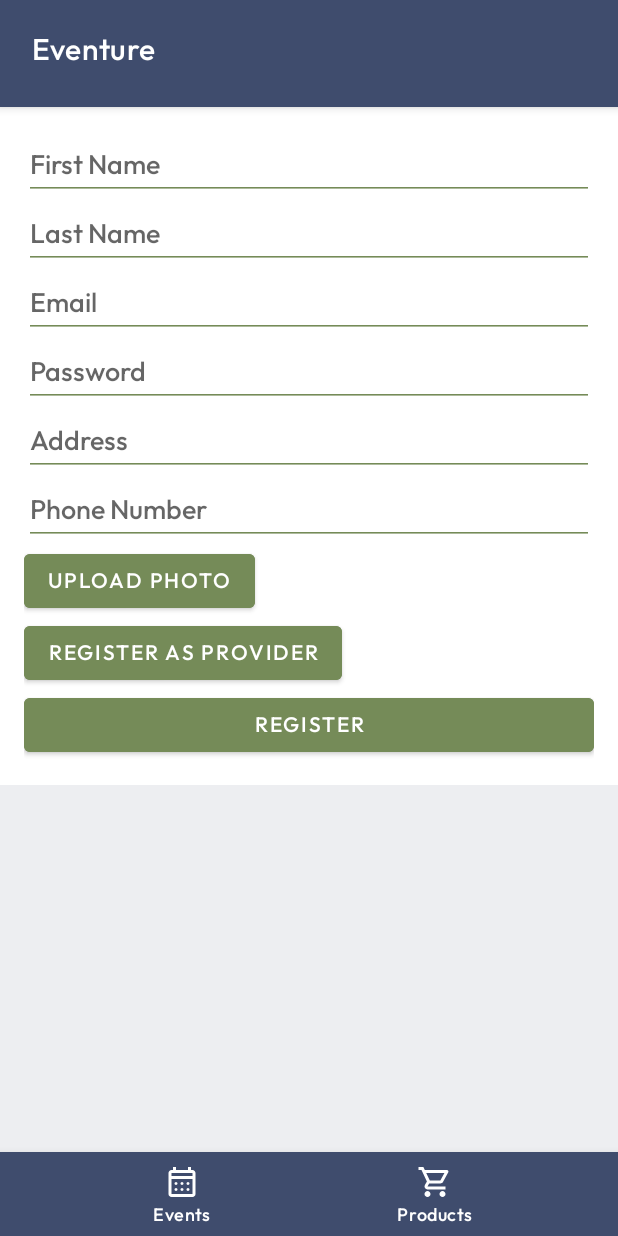
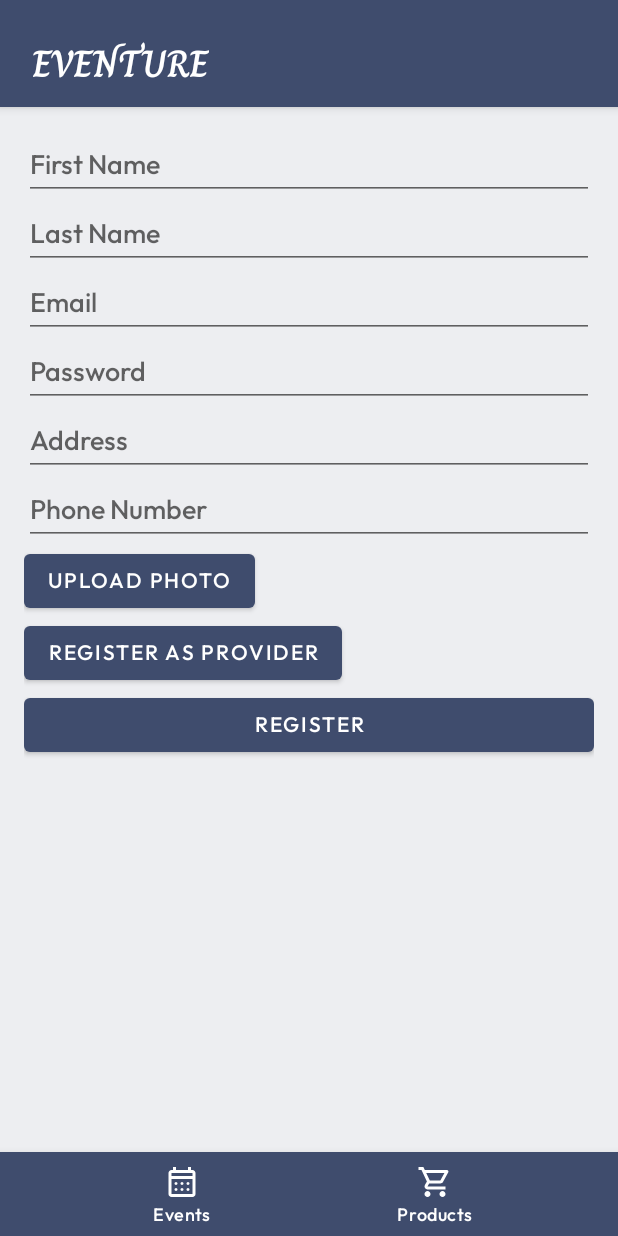
Before and after one commit to kzi-nastava/ma-project-event-planner-siit-2024-team-6, an Android app: the ProfileActivity screen opened directly, with no data from a screen before it, after a tap on "REGISTER", on a phone screen of 412 x 824 dp. Run offline under Robolectric (Android 15) with nearby library versions, the phone set to English and light mode, and no system bars.

Commit message:
[UPDATE] Design

```diff
--- a/app/src/main/java/com/example/eventure/activities/ProfileActivity.java
+++ b/app/src/main/java/com/example/eventure/activities/ProfileActivity.java
@@ -18,10 +18,13 @@ public class ProfileActivity extends AppCompatActivity {
         super.onCreate(savedInstanceState);
         setContentView(R.layout.activity_profile);
 
-        Toolbar toolbar = findViewById(R.id.toolbar);
+        Toolbar toolbar = (Toolbar) findViewById(R.id.toolbar);
+        toolbar.setTitleTextAppearance(this, R.style.ToolbarTitleTextStyle);
+        toolbar.setContentInsetStartWithNavigation(70);
         setSupportActionBar(toolbar);
+        getSupportActionBar().setTitle("EVENTURE");
+        toolbar.setTitleTextColor(getResources().getColor(R.color.white));
 
-        // Загружаем ProfileStartFragment по умолчанию
         if (savedInstanceState == null) {
             getSupportFragmentManager().beginTransaction()
                     .replace(R.id.fragment_container, new ProfileStartFragment())
--- a/app/src/main/java/com/example/eventure/fragments/ProfileStartFragment.java
+++ b/app/src/main/java/com/example/eventure/fragments/ProfileStartFragment.java
@@ -13,11 +13,7 @@ import android.widget.Button;
 
 import com.example.eventure.R;
 
-/**
- * A simple {@link Fragment} subclass.
- * Use the {@link ProfileStartFragment#newInstance} factory method to
- * create an instance of this fragment.
- */
+
 public class ProfileStartFragment extends Fragment {
 
     @Nullable
--- a/app/src/main/res/layout/fragment_login.xml
+++ b/app/src/main/res/layout/fragment_login.xml
@@ -26,7 +26,6 @@
             android:id="@+id/etPassword"
             android:layout_width="match_parent"
             android:layout_height="wrap_content"
-            android:backgroundTint="#758B58"
             android:hint="Password"
             android:inputType="textPassword"
             android:textColor="#000000" />
@@ -45,7 +44,6 @@
             android:layout_width="match_parent"
             android:layout_height="wrap_content"
             android:layout_marginTop="24dp"
-            android:backgroundTint="#758B58"
             android:text="Log In"
             android:textColor="#FFFFFF" />
     </LinearLayout>
--- a/app/src/main/res/layout/fragment_register.xml
+++ b/app/src/main/res/layout/fragment_register.xml
@@ -4,12 +4,15 @@
     android:layout_width="match_parent"
     android:layout_height="match_parent"
     tools:context=".fragments.RegisterFragment">
+    <ScrollView
+        android:layout_width="match_parent"
+        android:layout_height="match_parent">
+
         <LinearLayout
             android:layout_width="match_parent"
             android:layout_height="wrap_content"
             android:orientation="vertical"
-        android:padding="16dp"
-        android:background="#FFFFFF">
+            android:padding="16dp">
 
             <!-- Common fields for all users -->
             <EditText
@@ -17,27 +20,24 @@
                 android:layout_width="match_parent"
                 android:layout_height="wrap_content"
                 android:hint="First Name"
-            android:backgroundTint="#758B58"
-            android:textColor="#000000"
-            />
+
+                android:textColor="#000000" />
 
             <EditText
                 android:id="@+id/etSurname"
                 android:layout_width="match_parent"
                 android:layout_height="wrap_content"
                 android:hint="Last Name"
-            android:backgroundTint="#758B58"
-            android:textColor="#000000"
-            />
+
+                android:textColor="#000000" />
 
             <EditText
                 android:id="@+id/etEmail"
                 android:layout_width="match_parent"
                 android:layout_height="wrap_content"
                 android:hint="Email"
-            android:backgroundTint="#758B58"
-            android:textColor="#000000"
-            />
+
+                android:textColor="#000000" />
 
             <EditText
                 android:id="@+id/etPassword"
@@ -45,34 +45,30 @@
                 android:layout_height="wrap_content"
                 android:hint="Password"
                 android:inputType="textPassword"
-            android:backgroundTint="#758B58"
-            android:textColor="#000000"
-            />
+
+                android:textColor="#000000" />
 
             <EditText
                 android:id="@+id/etAddress"
                 android:layout_width="match_parent"
                 android:layout_height="wrap_content"
                 android:hint="Address"
-            android:backgroundTint="#758B58"
-            android:textColor="#000000"
-            />
+
+                android:textColor="#000000" />
 
             <EditText
                 android:id="@+id/etPhone"
                 android:layout_width="match_parent"
                 android:layout_height="wrap_content"
                 android:hint="Phone Number"
-            android:backgroundTint="#758B58"
-            android:textColor="#000000"
-            />
+
+                android:textColor="#000000" />
 
             <Button
                 android:id="@+id/btnUploadPhoto"
                 android:layout_width="wrap_content"
                 android:layout_height="wrap_content"
                 android:text="Upload Photo"
-            android:backgroundTint="#758B58"
                 android:textColor="#FFFFFF" />
 
             <!-- Button to switch to Provider registration -->
@@ -81,7 +77,7 @@
                 android:layout_width="wrap_content"
                 android:layout_height="wrap_content"
                 android:text="Register as Provider"
-            android:backgroundTint="#758B58"
+
                 android:textColor="#FFFFFF" />
 
             <!-- Additional fields for Provider -->
@@ -97,61 +93,55 @@
                     android:layout_width="match_parent"
                     android:layout_height="wrap_content"
                     android:hint="Company Name"
-                android:backgroundTint="#758B58"
-                android:textColor="#000000"
-                />
+
+                    android:textColor="#000000" />
 
                 <EditText
                     android:id="@+id/etCompanyEmail"
                     android:layout_width="match_parent"
                     android:layout_height="wrap_content"
                     android:hint="Company Email"
-                android:backgroundTint="#758B58"
-                android:textColor="#000000"
-                />
+
+                    android:textColor="#000000" />
 
                 <EditText
                     android:id="@+id/etCompanyAddress"
                     android:layout_width="match_parent"
                     android:layout_height="wrap_content"
                     android:hint="Company Address"
-                android:backgroundTint="#758B58"
-                android:textColor="#000000"
-                />
+
+                    android:textColor="#000000" />
 
                 <EditText
                     android:id="@+id/etDescription"
                     android:layout_width="match_parent"
                     android:layout_height="wrap_content"
                     android:hint="Description"
-                android:backgroundTint="#758B58"
-                android:textColor="#000000"
-                />
+
+                    android:textColor="#000000" />
 
                 <EditText
                     android:id="@+id/etOpeningTime"
                     android:layout_width="match_parent"
                     android:layout_height="wrap_content"
                     android:hint="Opening Time"
-                android:backgroundTint="#758B58"
-                android:textColor="#000000"
-                />
+
+                    android:textColor="#000000" />
 
                 <EditText
                     android:id="@+id/etClosingTime"
                     android:layout_width="match_parent"
                     android:layout_height="wrap_content"
                     android:hint="Closing Time"
-                android:backgroundTint="#758B58"
-                android:textColor="#000000"
-                />
+
+                    android:textColor="#000000" />
 
                 <Button
                     android:id="@+id/btnUploadEventPhoto"
                     android:layout_width="wrap_content"
                     android:layout_height="wrap_content"
                     android:text="Upload Event Photo"
-                android:backgroundTint="#758B58"
+
                     android:textColor="#FFFFFF" />
             </LinearLayout>
 
@@ -160,7 +150,9 @@
                 android:layout_width="match_parent"
                 android:layout_height="wrap_content"
                 android:text="Register"
-            android:backgroundTint="#758B58"
+
                 android:textColor="#FFFFFF" />
         </LinearLayout>
+    </ScrollView>
+
 </FrameLayout>
```
Lines whose indentation alone changed are shown as unchanged.
